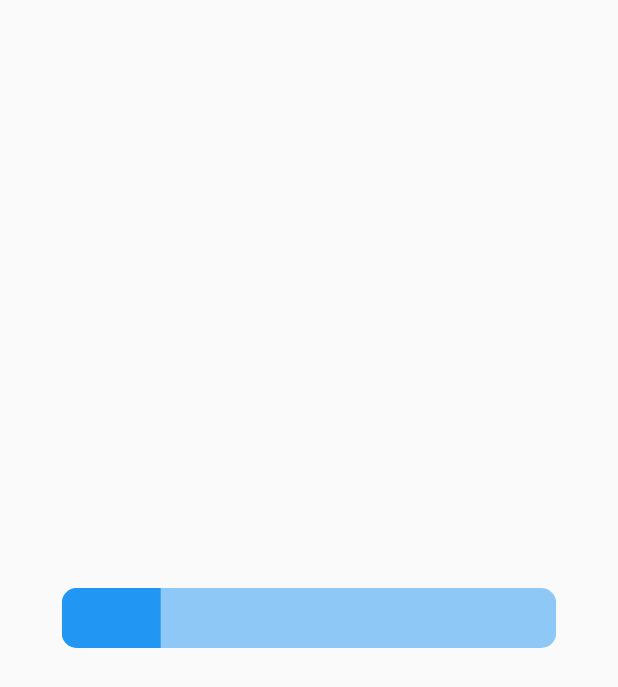
After one commit to chiuchiolo30/flutter-animations, a Flutter app: the screen it shows after launch, after a tap on "Success 3", on a phone screen of 412 x 824 dp. The commit adds this screen. Shown: the top 687 px of the screen. Run offline on Flutter 3.47's test engine with Material 2 defaults, Android fonts, the phone set to English and light mode, and no system bars.

Commit message:
success 3

```diff
--- a/lib/animations/animations.dart
+++ b/lib/animations/animations.dart
@@ -1,3 +1,4 @@
+export 'package:flutter_animations/animations/success_3_animation.dart';
 export 'package:flutter_animations/animations/success_2_animation.dart';
 export 'package:flutter_animations/animations/success_animation.dart';
 export 'package:flutter_animations/animations/downloading_animation.dart';
--- /dev/null
+++ b/lib/animations/success_3_animation.dart
@@ -0,0 +1,117 @@
+import 'dart:developer';
+import 'dart:ui';
+
+import 'package:flutter/material.dart';
+
+
+class Success3Animation extends StatefulWidget {
+  const Success3Animation({super.key});
+
+
+  @override
+  State<Success3Animation> createState() => _Success3AnimationState();
+}
+
+class _Success3AnimationState extends State<Success3Animation> with SingleTickerProviderStateMixin {
+
+  late AnimationController _animationController;
+
+
+  final h = 40.0;
+  bool  curve = false;
+
+  bool completed = false;
+
+
+
+  @override
+  void initState() {
+
+    _animationController = AnimationController(vsync: this, duration: const Duration(milliseconds: 2000));
+    Future.delayed(const Duration(milliseconds: 700), () => _animationController.forward());
+    _animationController.addStatusListener((status) {
+      if (status == AnimationStatus.dismissed && completed) {
+
+      }
+    });
+    super.initState();
+  }
+
+  @override
+  void dispose() {
+    _animationController.dispose();
+    super.dispose();
+  }
+
+  @override
+  Widget build(BuildContext context) {
+    final width = MediaQuery.of(context).size.width * 0.8;
+    final size  = MediaQuery.of(context).size;
+    return Scaffold(
+      body: Column(
+        mainAxisAlignment: MainAxisAlignment.center,
+        crossAxisAlignment: CrossAxisAlignment.center,
+        children: [
+
+          Align(
+            child: AnimatedBuilder(
+              animation: _animationController,
+              builder: (context, child) {
+
+                double widthc1   = width;
+                double widthc2   = 0.0001;
+                double minHeight = h;
+
+                if (_animationController.value == 1.0) {
+                  widthc1 = 60.0;
+                  minHeight = 60;
+                }
+
+                if (_animationController.status == AnimationStatus.forward) {
+                  widthc2 = width * _animationController.value;
+                }
+
+                return ClipRRect(
+                  borderRadius: BorderRadius.circular( completed ? 60 : 10),
+                  child: AnimatedContainer(
+                    onEnd:() {
+
+                      setState(() {
+                         completed = true;
+                      });
+                    },
+                    curve: Curves.easeInBack,
+                    alignment:Alignment.topLeft,
+                    height: minHeight,
+                    width:  widthc1,
+                    decoration: BoxDecoration(color: Colors.blue.withOpacity( 0.5)),
+                    duration: const Duration(milliseconds: 1000),
+                    child: Container(
+                      decoration: BoxDecoration( color: completed ? Colors.greenAccent[700] : Colors.blue),
+                      height: completed   ?  widthc1 : null,
+                      width:  !completed  ?  widthc2 : widthc1,
+                      child:  completed   ? TweenAnimationBuilder<double>(
+                        tween: Tween(begin: 0.0, end: 1.0),
+                        curve: Curves.elasticInOut,
+                        builder: (BuildContext context, value, Widget? child) {
+                          return Transform.scale(
+                            scale: value,
+                            child: child
+                          );
+                         },
+
+                        duration: const Duration(milliseconds: 600),
+                        child: const Icon(Icons.check, color: Colors.white, size: 40,)
+                      ) : null,
+                    ),
+                  ),
+                );
+              }
+            ),
+          )
+
+        ],
+      )
+    );
+  }
+}
--- a/lib/home/home_screen.dart
+++ b/lib/home/home_screen.dart
@@ -80,6 +80,13 @@ class _MyHomeScreenState extends State<MyHomeScreen> {
             ),
             MaterialButton(
               color: Colors.blue,
+              child: const Text('Success 3', style: TextStyle(color: Colors.white),),
+              onPressed: () {
+                Navigator.of(context).push(MaterialPageRoute(builder: (_) => const Success3Animation()));
+              },
+            ),
+            MaterialButton(
+              color: Colors.blue,
               child: const Text('Downloading', style: TextStyle(color: Colors.white),),
               onPressed: () {
                 Navigator.of(context).push(MaterialPageRoute(builder: (_) => const DownloadingAnimation()));
```
